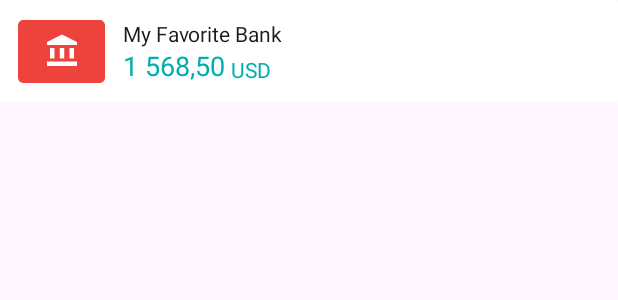
After one commit to jxareas/Xpensor, an Android app: the layout list_item_account.xml on its own in the app's theme, with its tools: preview values and no code run, on a phone screen of 412 x 824 dp. The commit adds this screen. Shown: the top 300 px of the screen. Run offline under Robolectric (Android 15) with nearby library versions, the phone set to English and light mode, and no system bars.

Commit message:
Add Accounts Layout

```diff
--- a/app/src/main/res/color/icon_tint_selector.xml
+++ b/app/src/main/res/color/icon_tint_selector.xml
@@ -1,5 +1,5 @@
 <?xml version="1.0" encoding="utf-8"?>
 <selector xmlns:android="http://schemas.android.com/apk/res/android">
     <item android:color="?attr/colorOnPrimarySurface" android:state_selected="true" />
-    <item android:color="?attr/colorOnPrimary"  />
+    <item android:color="?attr/colorOnPrimarySurface"  />
 </selector>
--- /dev/null
+++ b/app/src/main/res/drawable/ic_bank.xml
@@ -0,0 +1,22 @@
+<vector xmlns:android="http://schemas.android.com/apk/res/android"
+    android:width="24dp"
+    android:height="24dp"
+    android:tint="@color/white"
+    android:viewportWidth="24"
+    android:viewportHeight="24">
+    <path
+        android:fillColor="#000000"
+        android:pathData="M4,10h3v7h-3z" />
+    <path
+        android:fillColor="#000000"
+        android:pathData="M10.5,10h3v7h-3z" />
+    <path
+        android:fillColor="#000000"
+        android:pathData="M2,19h20v3h-20z" />
+    <path
+        android:fillColor="#000000"
+        android:pathData="M17,10h3v7h-3z" />
+    <path
+        android:fillColor="#000000"
+        android:pathData="M12,1l-10,5l0,2l20,0l0,-2z" />
+</vector>
--- /dev/null
+++ b/app/src/main/res/drawable/ic_rectangle.xml
@@ -0,0 +1,10 @@
+<vector xmlns:android="http://schemas.android.com/apk/res/android"
+    android:width="33dp"
+    android:height="24dp"
+    android:tint="@color/orange_red"
+    android:viewportWidth="348"
+    android:viewportHeight="252">
+    <path
+        android:fillColor="@color/white"
+        android:pathData="M20,0L328,0A20,20 0,0 1,348 20L348,232A20,20 0,0 1,328 252L20,252A20,20 0,0 1,0 232L0,20A20,20 0,0 1,20 0z" />
+</vector>
--- /dev/null
+++ b/app/src/main/res/layout/list_item_account.xml
@@ -0,0 +1,73 @@
+<?xml version="1.0" encoding="utf-8"?>
+<androidx.cardview.widget.CardView xmlns:android="http://schemas.android.com/apk/res/android"
+    xmlns:app="http://schemas.android.com/apk/res-auto"
+    xmlns:tools="http://schemas.android.com/tools"
+    android:id="@+id/account_item"
+    android:layout_width="match_parent"
+    android:layout_height="wrap_content"
+    android:foreground="?selectableItemBackgroundBorderless"
+    app:cardElevation="0dp">
+
+    <androidx.constraintlayout.widget.ConstraintLayout
+        android:layout_width="match_parent"
+        android:layout_height="wrap_content"
+        android:padding="12dp">
+
+        <ImageView
+            android:id="@+id/icon_background"
+            android:layout_width="58dp"
+            android:layout_height="43dp"
+            app:layout_constraintBottom_toBottomOf="parent"
+            app:layout_constraintStart_toStartOf="parent"
+            app:layout_constraintTop_toTopOf="parent"
+            app:srcCompat="@drawable/ic_rectangle" />
+
+        <ImageView
+            android:id="@+id/icon"
+            android:layout_width="wrap_content"
+            android:layout_height="wrap_content"
+            app:layout_constraintBottom_toBottomOf="@+id/icon_background"
+            app:layout_constraintEnd_toEndOf="@+id/icon_background"
+            app:layout_constraintStart_toStartOf="@+id/icon_background"
+            app:layout_constraintTop_toTopOf="@+id/icon_background"
+            app:srcCompat="@drawable/ic_bank" />
+
+        <TextView
+            android:id="@+id/text_view_name"
+            android:layout_width="wrap_content"
+            android:layout_height="wrap_content"
+            android:layout_marginStart="12dp"
+            android:ellipsize="start"
+            android:textColor="?attr/colorOnSecondary"
+            android:textSize="14sp"
+            app:layout_constraintStart_toEndOf="@+id/icon_background"
+            app:layout_constraintTop_toTopOf="@+id/icon_background"
+            tools:text="My Favorite Bank" />
+
+        <TextView
+            android:id="@+id/text_view_amount"
+            android:layout_width="wrap_content"
+            android:layout_height="wrap_content"
+            android:layout_marginStart="12dp"
+            android:textAllCaps="true"
+            android:textColor="@color/blue_green"
+            android:textSize="18sp"
+            app:layout_constraintBottom_toBottomOf="@+id/icon_background"
+            app:layout_constraintStart_toEndOf="@+id/icon_background"
+            app:layout_constraintTop_toBottomOf="@+id/text_view_name"
+            tools:text="1 568,50" />
+
+        <TextView
+            android:id="@+id/text_view_currency"
+            android:layout_width="wrap_content"
+            android:layout_height="wrap_content"
+            android:layout_marginStart="4dp"
+            android:textAllCaps="true"
+            android:textColor="@color/blue_green"
+            android:textSize="14sp"
+            app:layout_constraintBottom_toBottomOf="@+id/text_view_amount"
+            app:layout_constraintStart_toEndOf="@+id/text_view_amount"
+            tools:text="USD" />
+
+    </androidx.constraintlayout.widget.ConstraintLayout>
+</androidx.cardview.widget.CardView>
--- a/app/src/main/res/values/themes.xml
+++ b/app/src/main/res/values/themes.xml
@@ -4,7 +4,7 @@
         <!-- Primary brand color. -->
         <item name="colorPrimary">@color/dark_blue</item>
         <item name="colorPrimaryVariant">@color/dark_black</item>
-        <item name="colorOnPrimary">@color/light_gray</item>
+        <item name="colorOnPrimary">@color/dark_black</item>
         <!-- Secondary brand color. -->
         <item name="colorSecondary">@color/orange_red</item>
         <item name="colorSecondaryVariant">@color/red</item>
--- a/app/src/main/res/values/type.xml
+++ b/app/src/main/res/values/type.xml
@@ -4,16 +4,19 @@
     <style name="TextAppearance.Xpensor.Headline1" parent="TextAppearance.MaterialComponents.Headline1">
         <item name="fontFamily">@font/lato_bold</item>
         <item name="android:textStyle">bold</item>
+        <item name="android:textSize">40sp</item>
     </style>
 
     <style name="TextAppearance.Xpensor.Headline2" parent="TextAppearance.MaterialComponents.Headline2">
         <item name="fontFamily">@font/lato_bold</item>
         <item name="android:textStyle">bold</item>
+        <item name="android:textSize">30sp</item>
     </style>
 
     <style name="TextAppearance.Xpensor.Headline3" parent="TextAppearance.MaterialComponents.Headline3">
         <item name="fontFamily">@font/lato_bold</item>
         <item name="android:textStyle">bold</item>
+        <item name="android:textSize">25sp</item>
     </style>
 
     <style name="TextAppearance.Xpensor.Headline4" parent="TextAppearance.MaterialComponents.Headline4">
@@ -21,11 +24,13 @@
         <item name="android:textStyle">bold</item>
         <item name="android:textColor">?android:attr/textColorPrimary</item>
         <item name="lineHeight">40sp</item>
+        <item name="android:textSize">20sp</item>
     </style>
 
     <style name="TextAppearance.Xpensor.Headline5" parent="TextAppearance.MaterialComponents.Headline5">
         <item name="fontFamily">@font/lato_bold</item>
         <item name="android:textStyle">bold</item>
+        <item name="android:textSize">16sp</item>
     </style>
 
     <style name="TextAppearance.Xpensor.Headline6" parent="TextAppearance.MaterialComponents.Headline6">
@@ -75,6 +80,7 @@
     <style name="TextAppearance.Xpensor.BottomNavigation" parent="TextAppearance.Xpensor.Caption">
         <item name="android:textAllCaps">true</item>
         <item name="android:textStyle">bold</item>
+        <item name="fontFamily">@font/lato</item>
         <item name="android:letterSpacing">0.01</item>
     </style>
 
```
Also changed, not shown: app/src/main/java/com/jxareas/xpensor/ui/accounts/AccountsFragment.kt (+12 -16 lines), app/src/main/java/com/jxareas/xpensor/utils/PreferenceUtils.kt (added, +20 -0 lines), app/src/main/res/layout/fragment_accounts.xml (+55 -7 lines).
